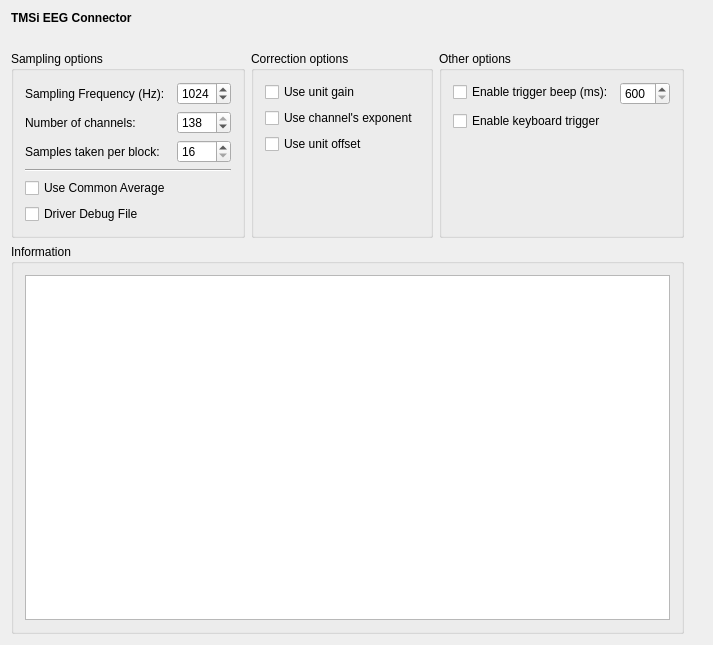
Above: applications/mne_scan/plugins/tmsi/FormFiles/tmsisetup.ui from mne-tools/mne-cpp before the change. Below: the same form after it.
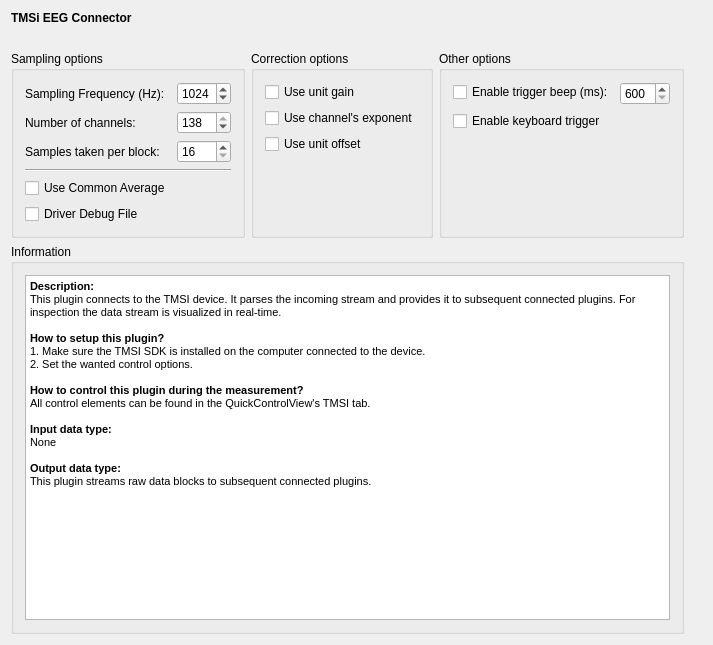
That is the form after the change.

Commit message: MAINT: Aquisition plugin description overhaul

The edit to the form file:
```diff
--- a/applications/mne_scan/plugins/tmsi/FormFiles/tmsisetup.ui
+++ b/applications/mne_scan/plugins/tmsi/FormFiles/tmsisetup.ui
@@ -249,6 +249,27 @@
             <height>16777215</height>
            </size>
           </property>
+          <property name="html">
+           <string>&lt;!DOCTYPE HTML PUBLIC &quot;-//W3C//DTD HTML 4.0//EN&quot; &quot;http://www.w3.org/TR/REC-html40/strict.dtd&quot;&gt;
+&lt;html&gt;&lt;head&gt;&lt;meta name=&quot;qrichtext&quot; content=&quot;1&quot; /&gt;&lt;style type=&quot;text/css&quot;&gt;
+p, li { white-space: pre-wrap; }
+&lt;/style&gt;&lt;/head&gt;&lt;body style=&quot; font-family:'MS Shell Dlg 2'; font-size:8.25pt; font-weight:400; font-style:normal;&quot;&gt;
+&lt;p style=&quot; margin-top:0px; margin-bottom:0px; margin-left:0px; margin-right:0px; -qt-block-indent:0; text-indent:0px;&quot;&gt;&lt;span style=&quot; font-weight:600;&quot;&gt;Description:&lt;/span&gt;&lt;/p&gt;
+&lt;p style=&quot; margin-top:0px; margin-bottom:0px; margin-left:0px; margin-right:0px; -qt-block-indent:0; text-indent:0px;&quot;&gt;This plugin connects to the TMSI device. It parses the incoming stream and provides it to subsequent connected plugins. For inspection the data stream is visualized in real-time.&lt;/p&gt;
+&lt;p style=&quot;-qt-paragraph-type:empty; margin-top:0px; margin-bottom:0px; margin-left:0px; margin-right:0px; -qt-block-indent:0; text-indent:0px;&quot;&gt;&lt;br /&gt;&lt;/p&gt;
+&lt;p style=&quot; margin-top:0px; margin-bottom:0px; margin-left:0px; margin-right:0px; -qt-block-indent:0; text-indent:0px;&quot;&gt;&lt;span style=&quot; font-weight:600;&quot;&gt;How to setup this plugin?&lt;/span&gt;&lt;/p&gt;
+&lt;p style=&quot; margin-top:0px; margin-bottom:0px; margin-left:0px; margin-right:0px; -qt-block-indent:0; text-indent:0px;&quot;&gt;1. Make sure the TMSI SDK is installed on the computer connected to the device.&lt;/p&gt;
+&lt;p style=&quot; margin-top:0px; margin-bottom:0px; margin-left:0px; margin-right:0px; -qt-block-indent:0; text-indent:0px;&quot;&gt;2. Set the wanted control options.&lt;/p&gt;
+&lt;p style=&quot;-qt-paragraph-type:empty; margin-top:0px; margin-bottom:0px; margin-left:0px; margin-right:0px; -qt-block-indent:0; text-indent:0px;&quot;&gt;&lt;br /&gt;&lt;/p&gt;
+&lt;p style=&quot; margin-top:0px; margin-bottom:0px; margin-left:0px; margin-right:0px; -qt-block-indent:0; text-indent:0px;&quot;&gt;&lt;span style=&quot; font-weight:600;&quot;&gt;How to control this plugin during the measurement?&lt;/span&gt;&lt;/p&gt;
+&lt;p style=&quot; margin-top:0px; margin-bottom:0px; margin-left:0px; margin-right:0px; -qt-block-indent:0; text-indent:0px;&quot;&gt;All control elements can be found in the QuickControlView's TMSI tab.&lt;/p&gt;
+&lt;p style=&quot;-qt-paragraph-type:empty; margin-top:0px; margin-bottom:0px; margin-left:0px; margin-right:0px; -qt-block-indent:0; text-indent:0px;&quot;&gt;&lt;br /&gt;&lt;/p&gt;
+&lt;p style=&quot; margin-top:0px; margin-bottom:0px; margin-left:0px; margin-right:0px; -qt-block-indent:0; text-indent:0px;&quot;&gt;&lt;span style=&quot; font-weight:600;&quot;&gt;Input data type:&lt;/span&gt;&lt;/p&gt;
+&lt;p style=&quot; margin-top:0px; margin-bottom:0px; margin-left:0px; margin-right:0px; -qt-block-indent:0; text-indent:0px;&quot;&gt;None&lt;/p&gt;
+&lt;p style=&quot;-qt-paragraph-type:empty; margin-top:0px; margin-bottom:0px; margin-left:0px; margin-right:0px; -qt-block-indent:0; text-indent:0px;&quot;&gt;&lt;br /&gt;&lt;/p&gt;
+&lt;p style=&quot; margin-top:0px; margin-bottom:0px; margin-left:0px; margin-right:0px; -qt-block-indent:0; text-indent:0px;&quot;&gt;&lt;span style=&quot; font-weight:600;&quot;&gt;Output data type:&lt;/span&gt;&lt;/p&gt;
+&lt;p style=&quot; margin-top:0px; margin-bottom:0px; margin-left:0px; margin-right:0px; -qt-block-indent:0; text-indent:0px;&quot;&gt;This plugin streams raw data blocks to subsequent connected plugins.&lt;/p&gt;&lt;/body&gt;&lt;/html&gt;</string>
+          </property>
          </widget>
         </item>
        </layout>
```
The commit also changes 4 other files.
